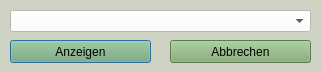
This is windows/viewdialog.ui in koc-schule/bewertungsrechner as Qt 5 draws it before an edit. The edited form follows.
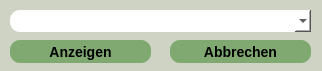
This is the edited form.

What changed in the file:
```diff
--- a/windows/viewdialog.ui
+++ b/windows/viewdialog.ui
@@ -26,7 +26,10 @@
     </rect>
    </property>
    <property name="styleSheet">
-    <string notr="true">background-color: rgb(255, 255, 255);</string>
+    <string notr="true">background-color: rgb(255, 255, 255);
+border-style: outset;
+border-radius:  10px;
+font: 14px;</string>
    </property>
   </widget>
   <widget class="QPushButton" name="view_button">
@@ -39,7 +42,11 @@
     </rect>
    </property>
    <property name="styleSheet">
-    <string notr="true">background-color: rgb(127, 169, 112);</string>
+    <string notr="true">background-color: rgb(127, 169, 112);
+border-style: outset;
+border-radius:  10px;
+border-color: white;
+font: bold 14px;</string>
    </property>
    <property name="text">
     <string>Anzeigen</string>
@@ -55,7 +62,11 @@
     </rect>
    </property>
    <property name="styleSheet">
-    <string notr="true">background-color: rgb(127, 169, 112);</string>
+    <string notr="true">background-color: rgb(127, 169, 112);
+border-style: outset;
+border-radius:  10px;
+border-color: white;
+font: bold 14px;</string>
    </property>
    <property name="text">
     <string>Abbrechen</string>
```
